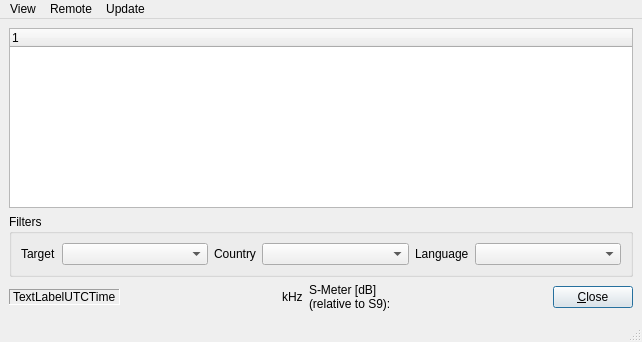
The window that dream/src/GUI-QT/StationsDlgbase.ui (mmjee/dream-patched) describes before a commit, drawn with Qt 5.
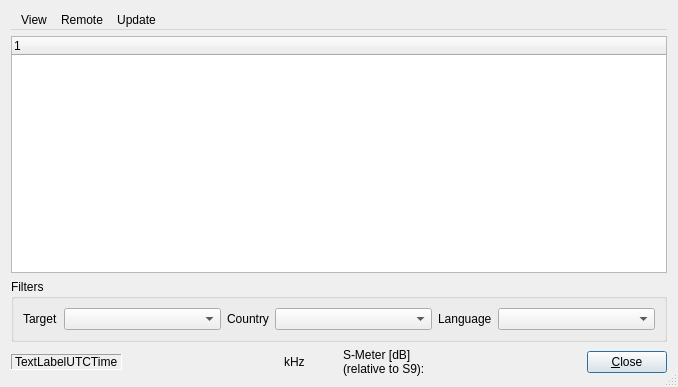
The same window after the commit. Custom widgets are drawn as their Qt base class.

The edit to the form file:
```diff
--- a/dream/src/GUI-QT/StationsDlgbase.ui
+++ b/dream/src/GUI-QT/StationsDlgbase.ui
@@ -1,19 +1,60 @@
 <?xml version="1.0" encoding="UTF-8"?>
 <ui version="4.0">
  <class>StationsDlgbase</class>
- <widget class="QMainWindow" name="StationsDlgbase">
+ <widget class="QDialog" name="StationsDlgbase">
   <property name="geometry">
    <rect>
     <x>0</x>
     <y>0</y>
-    <width>618</width>
-    <height>342</height>
+    <width>678</width>
+    <height>387</height>
    </rect>
   </property>
   <property name="windowTitle">
    <string>Stations</string>
   </property>
-  <widget class="QWidget" name="centralwidget">
+  <property name="sizeGripEnabled">
+   <bool>true</bool>
+  </property>
+  <layout class="QVBoxLayout" name="verticalLayout">
+   <item>
+    <widget class="QMenuBar" name="menubar">
+     <widget class="QMenu" name="menuView">
+      <property name="title">
+       <string>View</string>
+      </property>
+      <widget class="QMenu" name="menuStations_preview">
+       <property name="title">
+        <string>Stations &amp;preview</string>
+       </property>
+       <addaction name="actionDisabled"/>
+       <addaction name="action5minutes"/>
+       <addaction name="action15minutes"/>
+       <addaction name="action30minutes"/>
+      </widget>
+      <addaction name="actionShowOnlyActiveStations"/>
+      <addaction name="actionShowAllStations"/>
+      <addaction name="menuStations_preview"/>
+     </widget>
+     <widget class="QMenu" name="menuRemote">
+      <property name="title">
+       <string>Remote</string>
+      </property>
+      <addaction name="actionChooseRig"/>
+      <addaction name="actionEnable_S_Meter"/>
+     </widget>
+     <widget class="QMenu" name="menuUpdate">
+      <property name="title">
+       <string>Update</string>
+      </property>
+      <addaction name="actionGetUpdate"/>
+     </widget>
+     <addaction name="menuView"/>
+     <addaction name="menuRemote"/>
+     <addaction name="menuUpdate"/>
+    </widget>
+   </item>
+   <item>
    <layout class="QGridLayout" name="gridLayout">
     <item row="2" column="0">
      <layout class="QHBoxLayout" name="horizontalLayout_4">
@@ -209,51 +250,8 @@
      </widget>
     </item>
    </layout>
-  </widget>
-  <widget class="QMenuBar" name="menubar">
-   <property name="geometry">
-    <rect>
-     <x>0</x>
-     <y>0</y>
-     <width>618</width>
-     <height>17</height>
-    </rect>
-   </property>
-   <widget class="QMenu" name="menuView">
-    <property name="title">
-     <string>View</string>
-    </property>
-    <widget class="QMenu" name="menuStations_preview">
-     <property name="title">
-      <string>Stations &amp;preview</string>
-     </property>
-     <addaction name="actionDisabled"/>
-     <addaction name="action5minutes"/>
-     <addaction name="action15minutes"/>
-     <addaction name="action30minutes"/>
-    </widget>
-    <addaction name="actionShowOnlyActiveStations"/>
-    <addaction name="actionShowAllStations"/>
-    <addaction name="menuStations_preview"/>
-   </widget>
-   <widget class="QMenu" name="menuRemote">
-    <property name="title">
-     <string>Remote</string>
-    </property>
-    <addaction name="actionChooseRig"/>
-    <addaction name="actionEnable_S_Meter"/>
-   </widget>
-   <widget class="QMenu" name="menuUpdate">
-    <property name="title">
-     <string>Update</string>
-    </property>
-    <addaction name="actionGetUpdate"/>
-   </widget>
-   <addaction name="menuView"/>
-   <addaction name="menuRemote"/>
-   <addaction name="menuUpdate"/>
-  </widget>
-  <widget class="QStatusBar" name="statusbar"/>
+   </item>
+  </layout>
   <action name="actionShowOnlyActiveStations">
    <property name="checkable">
     <bool>true</bool>
```
Lines whose indentation alone changed are shown as unchanged.
